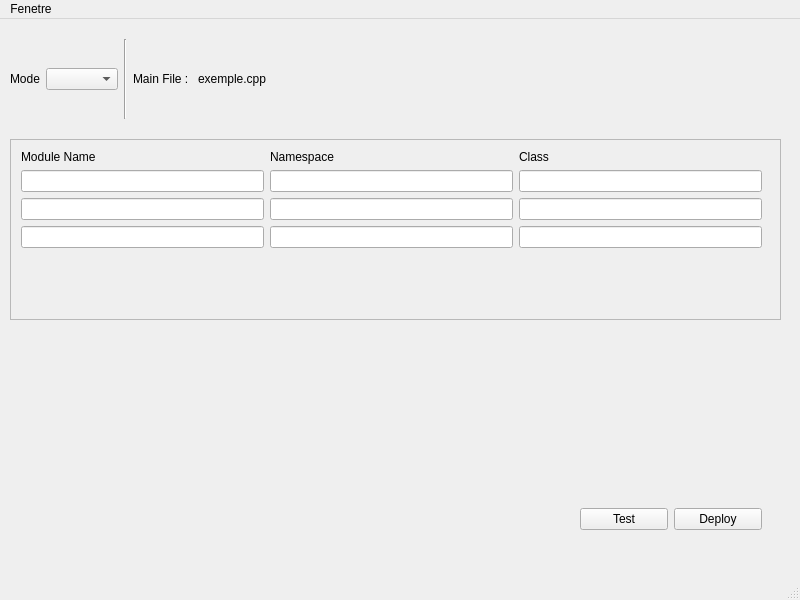
Old version of the form ui/main_win.ui in the repository slashformotion/C-simpleprojetmanager.
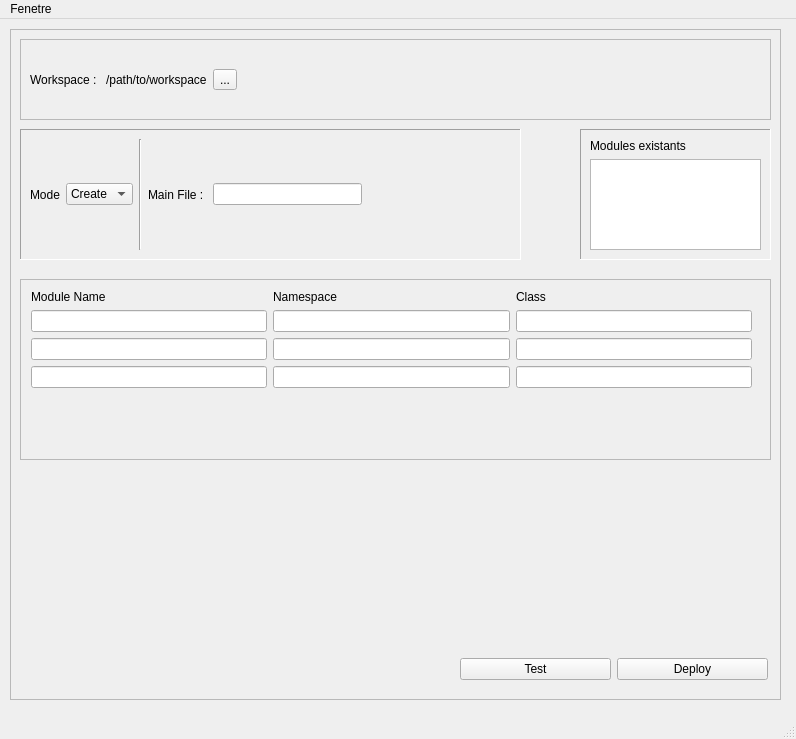
New version of the form.

The edit to the form file:
```diff
--- a/ui/main_win.ui
+++ b/ui/main_win.ui
@@ -6,76 +6,70 @@
    <rect>
     <x>0</x>
     <y>0</y>
-    <width>800</width>
-    <height>600</height>
+    <width>796</width>
+    <height>739</height>
    </rect>
   </property>
   <property name="windowTitle">
    <string>MainWindow</string>
   </property>
   <widget class="QWidget" name="centralwidget">
-   <widget class="QWidget" name="horizontalLayoutWidget">
-    <property name="geometry">
-     <rect>
-      <x>10</x>
-      <y>20</y>
-      <width>581</width>
-      <height>80</height>
-     </rect>
+   <widget class="QFrame" name="f_main_frame">
+    <property name="enabled">
+     <bool>true</bool>
     </property>
-    <layout class="QHBoxLayout" name="horizontalLayout">
-     <item>
-      <widget class="QLabel" name="label_4">
-       <property name="text">
-        <string>Mode</string>
-       </property>
-      </widget>
-     </item>
-     <item>
-      <widget class="QComboBox" name="comboBox"/>
-     </item>
-     <item>
-      <widget class="Line" name="line">
-       <property name="orientation">
-        <enum>Qt::Vertical</enum>
-       </property>
-      </widget>
-     </item>
-     <item>
-      <widget class="QLabel" name="label_5">
-       <property name="text">
-        <string>Main File : </string>
-       </property>
-      </widget>
-     </item>
-     <item>
-      <widget class="QLabel" name="label_6">
-       <property name="text">
-        <string>exemple.cpp</string>
-       </property>
-      </widget>
-     </item>
-     <item>
-      <spacer name="horizontalSpacer">
-       <property name="orientation">
-        <enum>Qt::Horizontal</enum>
-       </property>
-       <property name="sizeHint" stdset="0">
-        <size>
-         <width>40</width>
-         <height>20</height>
-        </size>
-       </property>
-      </spacer>
-     </item>
-    </layout>
-   </widget>
-   <widget class="QScrollArea" name="scrollArea">
     <property name="geometry">
      <rect>
       <x>10</x>
-      <y>120</y>
+      <y>10</y>
       <width>771</width>
+      <height>671</height>
+     </rect>
+    </property>
+    <property name="sizePolicy">
+     <sizepolicy hsizetype="Expanding" vsizetype="Expanding">
+      <horstretch>0</horstretch>
+      <verstretch>0</verstretch>
+     </sizepolicy>
+    </property>
+    <property name="frameShape">
+     <enum>QFrame::StyledPanel</enum>
+    </property>
+    <property name="frameShadow">
+     <enum>QFrame::Sunken</enum>
+    </property>
+    <widget class="QWidget" name="horizontalLayoutWidget_2">
+     <property name="geometry">
+      <rect>
+       <x>450</x>
+       <y>620</y>
+       <width>308</width>
+       <height>41</height>
+      </rect>
+     </property>
+     <layout class="QHBoxLayout" name="hrly_buttons">
+      <item>
+       <widget class="QPushButton" name="btn_test">
+        <property name="text">
+         <string>Test</string>
+        </property>
+       </widget>
+      </item>
+      <item>
+       <widget class="QPushButton" name="btn_deploy">
+        <property name="text">
+         <string>Deploy</string>
+        </property>
+       </widget>
+      </item>
+     </layout>
+    </widget>
+    <widget class="QScrollArea" name="scrollArea">
+     <property name="geometry">
+      <rect>
+       <x>10</x>
+       <y>250</y>
+       <width>751</width>
       <height>181</height>
      </rect>
     </property>
@@ -87,7 +81,7 @@
       <rect>
        <x>0</x>
        <y>0</y>
-       <width>769</width>
+        <width>749</width>
        <height>179</height>
       </rect>
      </property>
@@ -96,7 +90,7 @@
        <rect>
         <x>10</x>
         <y>10</y>
-        <width>741</width>
+         <width>721</width>
         <height>161</height>
        </rect>
       </property>
@@ -178,31 +172,171 @@
      </widget>
     </widget>
    </widget>
-   <widget class="QWidget" name="horizontalLayoutWidget_2">
+    <widget class="QFrame" name="horizontalFrame">
     <property name="geometry">
      <rect>
-      <x>580</x>
-      <y>460</y>
-      <width>182</width>
-      <height>80</height>
-     </rect>
-    </property>
-    <layout class="QHBoxLayout" name="horizontalLayout_2">
+       <x>10</x>
+       <y>100</y>
+       <width>501</width>
+       <height>131</height>
+      </rect>
+     </property>
+     <property name="frameShape">
+      <enum>QFrame::Panel</enum>
+     </property>
+     <property name="frameShadow">
+      <enum>QFrame::Sunken</enum>
+     </property>
+     <layout class="QHBoxLayout" name="hrly_setup">
      <item>
-      <widget class="QPushButton" name="pushButton">
+       <widget class="QLabel" name="lbl_mode">
        <property name="text">
-        <string>Test</string>
+         <string>Mode</string>
        </property>
       </widget>
      </item>
      <item>
-      <widget class="QPushButton" name="pushButton_2">
+       <widget class="QComboBox" name="cbb_mode">
+        <item>
        <property name="text">
-        <string>Deploy</string>
-       </property>
-      </widget>
-     </item>
-    </layout>
+          <string>Create</string>
+         </property>
+        </item>
+        <item>
+         <property name="text">
+          <string>Add</string>
+         </property>
+        </item>
+       </widget>
+      </item>
+      <item>
+       <widget class="Line" name="line_top_widget">
+        <property name="orientation">
+         <enum>Qt::Vertical</enum>
+        </property>
+       </widget>
+      </item>
+      <item>
+       <widget class="QLabel" name="lbl_main_file">
+        <property name="text">
+         <string>Main File : </string>
+        </property>
+       </widget>
+      </item>
+      <item>
+       <widget class="QLineEdit" name="lied_main_file">
+        <property name="minimumSize">
+         <size>
+          <width>70</width>
+          <height>0</height>
+         </size>
+        </property>
+       </widget>
+      </item>
+      <item>
+       <spacer name="horizontalSpacer">
+        <property name="orientation">
+         <enum>Qt::Horizontal</enum>
+        </property>
+        <property name="sizeHint" stdset="0">
+         <size>
+          <width>40</width>
+          <height>20</height>
+         </size>
+        </property>
+       </spacer>
+      </item>
+     </layout>
+    </widget>
+    <widget class="QFrame" name="horizontalFrame_3">
+     <property name="geometry">
+      <rect>
+       <x>10</x>
+       <y>10</y>
+       <width>751</width>
+       <height>81</height>
+      </rect>
+     </property>
+     <property name="frameShape">
+      <enum>QFrame::StyledPanel</enum>
+     </property>
+     <property name="frameShadow">
+      <enum>QFrame::Sunken</enum>
+     </property>
+     <property name="lineWidth">
+      <number>1</number>
+     </property>
+     <layout class="QHBoxLayout" name="horizontalLayout">
+      <item>
+       <widget class="QLabel" name="lbl_workspace">
+        <property name="mouseTracking">
+         <bool>false</bool>
+        </property>
+        <property name="text">
+         <string>Workspace : </string>
+        </property>
+       </widget>
+      </item>
+      <item>
+       <widget class="QLabel" name="lbl_path_workspace">
+        <property name="styleSheet">
+         <string notr="true">border:2;</string>
+        </property>
+        <property name="text">
+         <string>/path/to/workspace</string>
+        </property>
+       </widget>
+      </item>
+      <item>
+       <widget class="QToolButton" name="tbtn_set_path_workspace">
+        <property name="text">
+         <string>...</string>
+        </property>
+       </widget>
+      </item>
+      <item>
+       <spacer name="horizontalSpacer_2">
+        <property name="orientation">
+         <enum>Qt::Horizontal</enum>
+        </property>
+        <property name="sizeHint" stdset="0">
+         <size>
+          <width>40</width>
+          <height>20</height>
+         </size>
+        </property>
+       </spacer>
+      </item>
+     </layout>
+    </widget>
+    <widget class="QFrame" name="vfra_modules_existants">
+     <property name="geometry">
+      <rect>
+       <x>570</x>
+       <y>100</y>
+       <width>191</width>
+       <height>131</height>
+      </rect>
+     </property>
+     <property name="frameShape">
+      <enum>QFrame::Panel</enum>
+     </property>
+     <property name="frameShadow">
+      <enum>QFrame::Sunken</enum>
+     </property>
+     <layout class="QVBoxLayout" name="verticalLayout">
+      <item>
+       <widget class="QLabel" name="lbl_modules_existant">
+        <property name="text">
+         <string>Modules existants</string>
+        </property>
+       </widget>
+      </item>
+      <item>
+       <widget class="QListWidget" name="liwd_modules_existant"/>
+      </item>
+     </layout>
+    </widget>
    </widget>
   </widget>
   <widget class="QMenuBar" name="menubar">
@@ -210,7 +344,7 @@
     <rect>
      <x>0</x>
      <y>0</y>
-     <width>800</width>
+     <width>796</width>
      <height>22</height>
     </rect>
    </property>
```
Left out of the diff: 54 changed lines with no effect on the pictures. Lines whose indentation alone changed are shown as unchanged.
